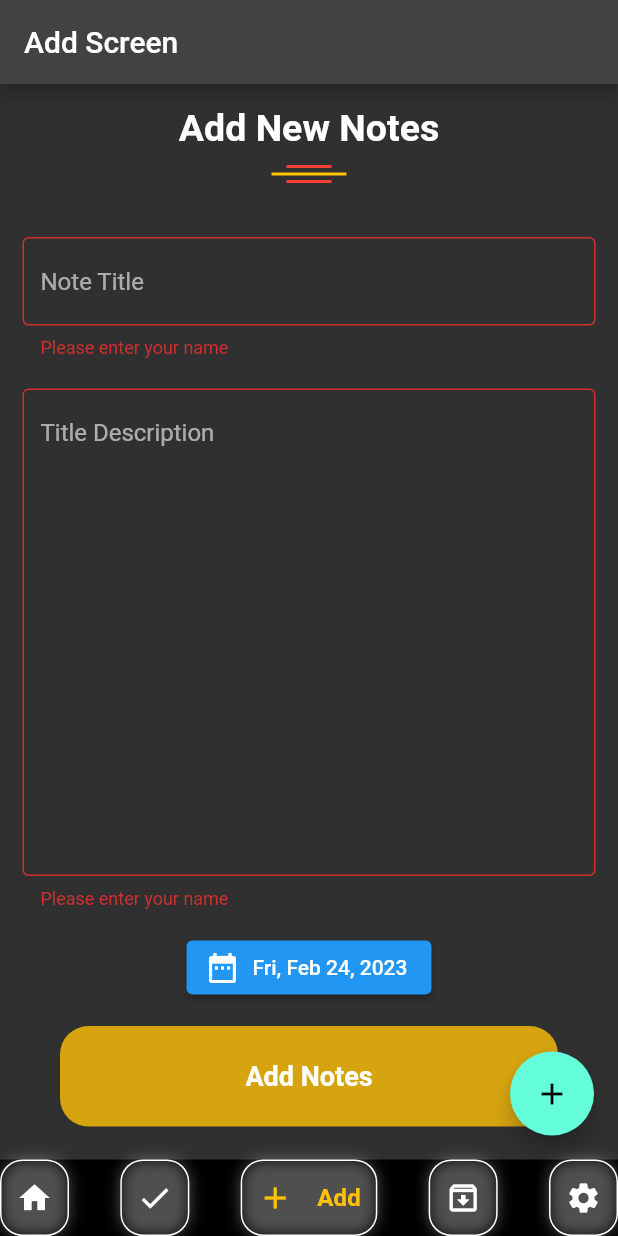
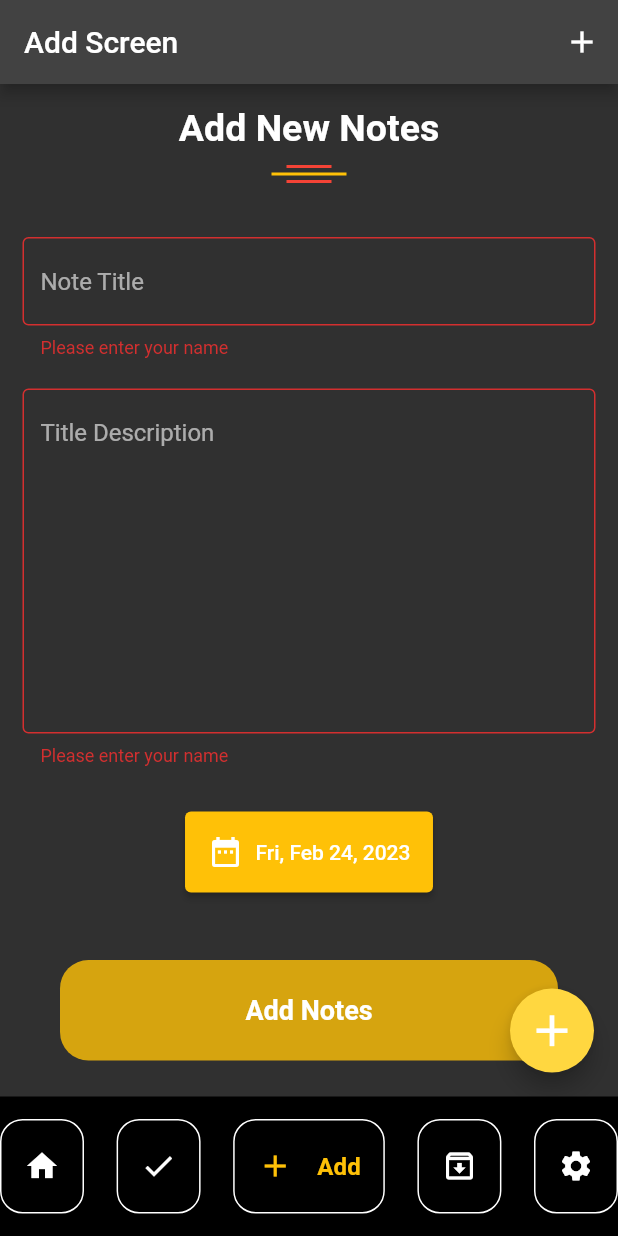
Before and after one commit to TaherSalah/new_taasks_app, a Flutter app: the screen it shows after launch, item 3 of the bottom bar chosen, after a tap on "Add Notes", on a phone screen of 412 x 824 dp. Run offline on Flutter 3.47's test engine with Material 2 defaults, Android fonts, the phone set to English and light mode, and no system bars; drawn by our look-alikes of google_nav_bar; our stand-ins replace babstrap_settings_screen, flutter_bloc, flutter_slidable, hive, hive_flutter; accounts and stored records are empty.

Commit message:
add splash screen and is empty img

```diff
--- a/lib/layout/home_screen.dart
+++ b/lib/layout/home_screen.dart
@@ -2,6 +2,8 @@ import 'package:flutter/material.dart';
 import 'package:flutter_bloc/flutter_bloc.dart';
 import 'package:google_nav_bar/google_nav_bar.dart';
 import 'package:intl/intl.dart';
+import 'package:new_task/screens/add_notes/add_notes_screen.dart';
+import 'package:new_task/shard/widgets/navigators.dart';
 import '../shard/cubit/cubit.dart';
 import '../shard/cubit/states.dart';
 import '../model/todo_model.dart';
@@ -20,6 +22,13 @@ class HomeScreen extends StatelessWidget {
           return Scaffold(
             appBar: AppBar(
               title: Text(cubit.screenTitles[cubit.currentIndex]),
+              actions: [
+                IconButton(onPressed: () {
+                  navigate(context, AddNotesScreen());
+                },
+                icon: Icon(Icons.add),
+                )
+              ],
             ),
             body: cubit.screens[cubit.currentIndex],
             bottomNavigationBar: defualtBottomNavigationBar(
@@ -51,6 +60,8 @@ class HomeScreen extends StatelessWidget {
                 currentIndex: cubit.currentIndex,
                 context: context),
             floatingActionButton: FloatingActionButton(
+              backgroundColor: Colors.amberAccent,
+
               onPressed: () {
                 showDialog(
                   context: context,
@@ -174,7 +185,7 @@ class HomeScreen extends StatelessWidget {
                   ),
                 );
               },
-              child: const Icon(Icons.add),
+              child: const Icon(Icons.add,color: Colors.white,size: 35,),
             ),
           );
         });
--- a/lib/screens/add_notes/add_notes_screen.dart
+++ b/lib/screens/add_notes/add_notes_screen.dart
@@ -1,12 +1,12 @@
 import 'package:flutter/material.dart';
 import 'package:flutter_bloc/flutter_bloc.dart';
 import 'package:intl/intl.dart';
+import 'package:new_task/layout/home_screen.dart';
 import 'package:new_task/model/todo_model.dart';
 import 'package:new_task/screens/home/all_tasks_screen.dart';
 import 'package:new_task/shard/widgets/button.dart';
 import 'package:new_task/shard/widgets/navigators.dart';
 
-import '../../layout/home_screen.dart';
 import '../../shard/cubit/cubit.dart';
 import '../../shard/cubit/states.dart';
 import '../../shard/widgets/custom_form_faild.dart';
@@ -112,7 +112,7 @@ class _AddNotesFormState extends State<AddNotesForm> {
                 child: CustomFormField(
                   controller: cubit.descriptionController,
                   hint: 'Title Description',
-                  maxLines: 15,
+                  maxLines: 10,
                   onSaved: (value) {
                     subTitle = value;
                     setState(() {});
@@ -122,10 +122,13 @@ class _AddNotesFormState extends State<AddNotesForm> {
                 ),
               ),
               const SizedBox(
-                height: 15,
+                height: 30,
               ),
               ElevatedButton.icon(
-                  style: ElevatedButton.styleFrom(maximumSize: Size.infinite),
+                  style: ElevatedButton.styleFrom(
+                      maximumSize: Size.infinite,
+                      backgroundColor: Colors.amber,
+                      padding: EdgeInsets.all(15)),
                   onPressed: () {
                     cubit.setDate(context);
                   },
@@ -137,6 +140,9 @@ class _AddNotesFormState extends State<AddNotesForm> {
                         // displaying formatted date
                         .format(cubit.initalDate),
                   )),
+              const SizedBox(
+                height: 30,
+              ),
               Padding(
                 padding: EdgeInsets.all(15.0),
                 child: defaultButton(
@@ -153,10 +159,17 @@ class _AddNotesFormState extends State<AddNotesForm> {
                         isArchived: false,
                       ));
                       ScaffoldMessenger.of(context).showSnackBar(SnackBar(
-                        content: Text('${cubit.titleController.text} added'),
+
+                        content: Row(
+                          children: [
+                            Icon(Icons.done),
+                            Text('${cubit.titleController.text} Has been added To All Tasks',textAlign: TextAlign.center,)
+                          ],
+                        ),
                         backgroundColor: Colors.green,
                       ));
                       cubit.clearController();
+                      navigate(context, HomeScreen());
                     }
                   },
                 ),
--- a/lib/screens/splash/splash_screen.dart
+++ b/lib/screens/splash/splash_screen.dart
@@ -36,7 +36,7 @@ class _SplashScreenState extends State<SplashScreen> {
               children: [
                 Image.asset(
                   'assets/images/logo.png',
-                  height: 300.0,
+                  height: 400.0,
                   width: 300.0,
                 ),
               ],
@@ -46,9 +46,10 @@ class _SplashScreenState extends State<SplashScreen> {
               style: TextStyle(
                   color: Colors.black,
                   fontWeight: FontWeight.bold,
-                  fontSize: 20),
+                  fontFamily: 'cairo',
+                  fontSize: 30),
             ),
-            const CircularProgressIndicator(),
+            Container(height:50,width:50,child: const CircularProgressIndicator(color: Colors.amber,strokeWidth: 10,)),
           ],
         ),
       ),
--- a/lib/shard/widgets/def_navBar.dart
+++ b/lib/shard/widgets/def_navBar.dart
@@ -12,10 +12,11 @@ Widget defualtBottomNavigationBar({
       haptic: true,
       tabBorder: Border.all(color: Colors.white),
       tabBorderRadius: 15,
+      tabMargin: const EdgeInsets.symmetric(vertical: 15),
       tabShadow: [
-        BoxShadow(color: Colors.grey.withOpacity(0.5), blurRadius: 8)
+        BoxShadow(color: Colors.black.withOpacity(0.1), blurRadius: 8)
       ],
-      duration:const Duration(milliseconds: 900),
+      duration:const Duration(milliseconds:500),
       gap: 16,
       onTabChange: onTabChange,
       selectedIndex: 0,
@@ -25,6 +26,6 @@ Widget defualtBottomNavigationBar({
       color: Colors.white,
       textStyle: Theme.of(context).textTheme.subtitle2!.copyWith(
           fontSize: 16.0, color: Colors.amber, fontWeight: FontWeight.bold),
-      padding: const EdgeInsets.symmetric(horizontal: 10, vertical: 12.5),
+      padding: const EdgeInsets.symmetric(horizontal:15, vertical: 18.5),
       tabs: tabs,
     ));
```
Also changed, not shown: lib/screens/settings/settings_screen.dart (+28 -85 lines), assets/images/use.jpg (added).
